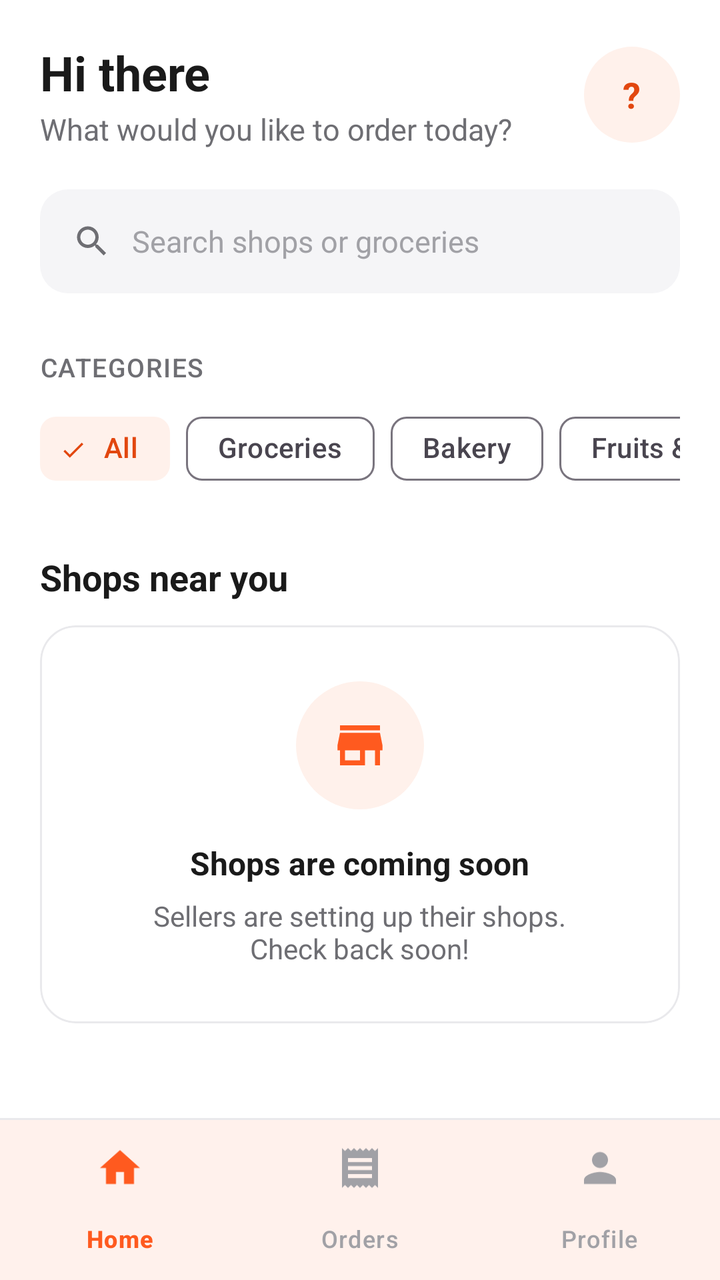
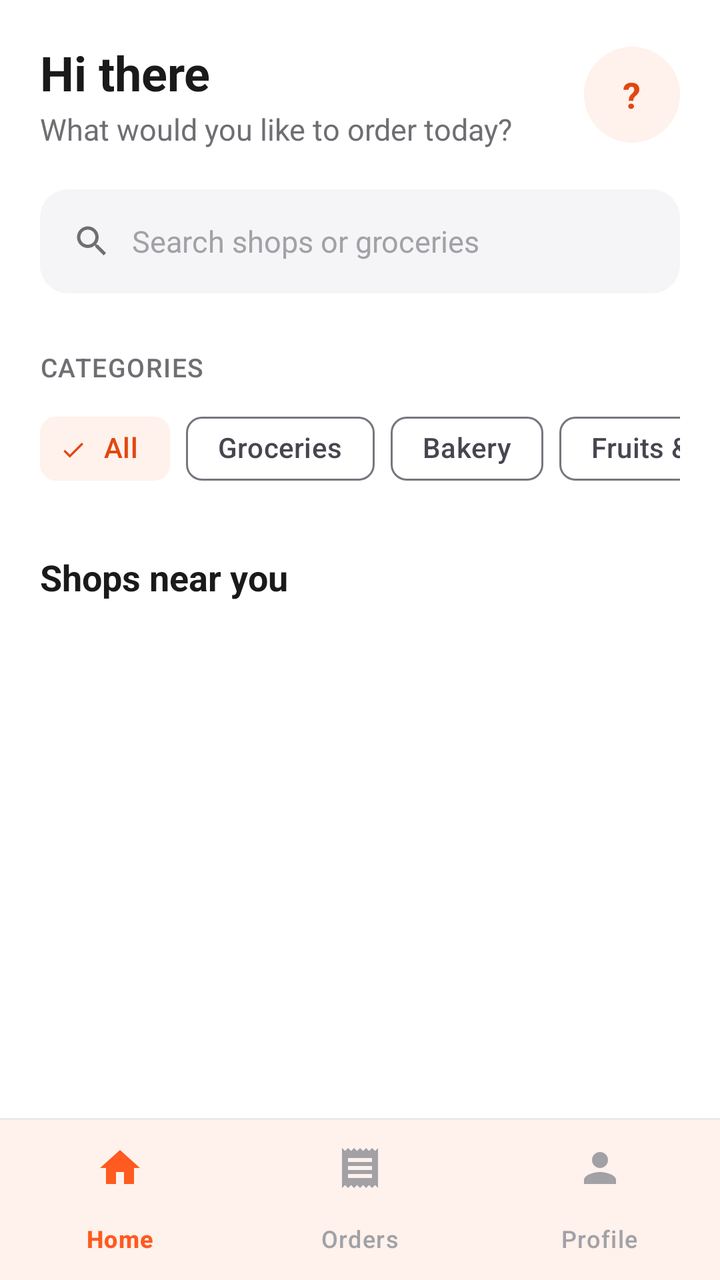

Two renders of the same Android screen: before a commit and after it. Below are the layout's source before the change and the commit's diff.
<!-- AndroidManifest.xml: application theme Theme.SignalingFoodApp -->
<!-- res/layout/activity_buyer_home.xml -->
<?xml version="1.0" encoding="utf-8"?>
<LinearLayout xmlns:android="http://schemas.android.com/apk/res/android"
    xmlns:app="http://schemas.android.com/apk/res-auto"
    android:layout_width="match_parent"
    android:layout_height="match_parent"
    android:background="@color/background"
    android:fitsSystemWindows="true"
    android:orientation="vertical">

    <ScrollView
        android:layout_width="match_parent"
        android:layout_height="0dp"
        android:layout_weight="1">

        <LinearLayout
            android:layout_width="match_parent"
            android:layout_height="wrap_content"
            android:orientation="vertical"
            android:paddingHorizontal="20dp"
            android:paddingTop="20dp"
            android:paddingBottom="24dp">

            
            <LinearLayout
                android:layout_width="match_parent"
                android:layout_height="wrap_content"
                android:gravity="center_vertical"
                android:orientation="horizontal">

                <LinearLayout
                    android:layout_width="0dp"
                    android:layout_height="wrap_content"
                    android:layout_weight="1"
                    android:orientation="vertical">

                    <TextView
                        android:id="@+id/tvGreeting"
                        android:layout_width="wrap_content"
                        android:layout_height="wrap_content"
                        android:text="Hi there"
                        android:textColor="@color/text_primary"
                        android:textSize="24sp"
                        android:textStyle="bold" />

                    <TextView
                        style="@style/Text.Subtitle"
                        android:layout_width="wrap_content"
                        android:layout_height="wrap_content"
                        android:layout_marginTop="2dp"
                        android:text="What would you like to order today?" />
                </LinearLayout>

                
                <FrameLayout
                    android:id="@+id/avatarButton"
                    android:layout_width="48dp"
                    android:layout_height="48dp"
                    android:background="@drawable/bg_circle_soft"
                    android:clickable="true"
                    android:focusable="true"
                    android:foreground="?attr/selectableItemBackgroundBorderless">

                    <TextView
                        android:id="@+id/tvAvatarInitial"
                        android:layout_width="wrap_content"
                        android:layout_height="wrap_content"
                        android:layout_gravity="center"
                        android:text="?"
                        android:textColor="@color/brand_dark"
                        android:textSize="18sp"
                        android:textStyle="bold" />
                </FrameLayout>
            </LinearLayout>

            
            <LinearLayout
                android:id="@+id/searchBar"
                android:layout_width="match_parent"
                android:layout_height="52dp"
                android:layout_marginTop="20dp"
                android:background="@drawable/bg_search"
                android:clickable="true"
                android:focusable="true"
                android:gravity="center_vertical"
                android:orientation="horizontal"
                android:paddingHorizontal="16dp">

                <ImageView
                    android:layout_width="20dp"
                    android:layout_height="20dp"
                    android:contentDescription="@null"
                    android:src="@drawable/ic_search"
                    app:tint="@color/text_secondary" />

                <TextView
                    android:layout_width="wrap_content"
                    android:layout_height="wrap_content"
                    android:layout_marginStart="10dp"
                    android:text="Search shops or groceries"
                    android:textColor="@color/text_hint"
                    android:textSize="15sp" />
            </LinearLayout>

            
            <TextView
                style="@style/Text.Section"
                android:layout_width="wrap_content"
                android:layout_height="wrap_content"
                android:layout_marginTop="28dp"
                android:text="CATEGORIES" />

            <HorizontalScrollView
                android:layout_width="match_parent"
                android:layout_height="wrap_content"
                android:layout_marginTop="8dp"
                android:clipToPadding="false"
                android:scrollbars="none">

                <com.google.android.material.chip.ChipGroup
                    android:id="@+id/chipGroupCategories"
                    android:layout_width="wrap_content"
                    android:layout_height="wrap_content"
                    app:selectionRequired="true"
                    app:singleLine="true"
                    app:singleSelection="true">

                    <com.google.android.material.chip.Chip
                        style="@style/Widget.Material3.Chip.Filter"
                        android:layout_width="wrap_content"
                        android:layout_height="wrap_content"
                        android:checked="true"
                        android:text="All" />

                    <com.google.android.material.chip.Chip
                        style="@style/Widget.Material3.Chip.Filter"
                        android:layout_width="wrap_content"
                        android:layout_height="wrap_content"
                        android:text="Groceries" />

                    <com.google.android.material.chip.Chip
                        style="@style/Widget.Material3.Chip.Filter"
                        android:layout_width="wrap_content"
                        android:layout_height="wrap_content"
                        android:text="Bakery" />

                    <com.google.android.material.chip.Chip
                        style="@style/Widget.Material3.Chip.Filter"
                        android:layout_width="wrap_content"
                        android:layout_height="wrap_content"
                        android:text="Fruits &amp; Veg" />

                    <com.google.android.material.chip.Chip
                        style="@style/Widget.Material3.Chip.Filter"
                        android:layout_width="wrap_content"
                        android:layout_height="wrap_content"
                        android:text="Drinks" />

                    <com.google.android.material.chip.Chip
                        style="@style/Widget.Material3.Chip.Filter"
                        android:layout_width="wrap_content"
                        android:layout_height="wrap_content"
                        android:text="Snacks" />
                </com.google.android.material.chip.ChipGroup>
            </HorizontalScrollView>

            
            <TextView
                android:layout_width="wrap_content"
                android:layout_height="wrap_content"
                android:layout_marginTop="28dp"
                android:text="Shops near you"
                android:textColor="@color/text_primary"
                android:textSize="18sp"
                android:textStyle="bold" />

            
            <com.google.android.material.card.MaterialCardView
                android:layout_width="match_parent"
                android:layout_height="wrap_content"
                android:layout_marginTop="12dp"
                app:cardBackgroundColor="@color/background"
                app:cardCornerRadius="18dp"
                app:cardElevation="0dp"
                app:strokeColor="@color/divider"
                app:strokeWidth="1dp">

                <LinearLayout
                    android:layout_width="match_parent"
                    android:layout_height="wrap_content"
                    android:gravity="center_horizontal"
                    android:orientation="vertical"
                    android:padding="28dp">

                    <FrameLayout
                        android:layout_width="64dp"
                        android:layout_height="64dp"
                        android:background="@drawable/bg_circle_soft">

                        <ImageView
                            android:layout_width="30dp"
                            android:layout_height="30dp"
                            android:layout_gravity="center"
                            android:contentDescription="@null"
                            android:src="@drawable/ic_store"
                            app:tint="@color/brand" />
                    </FrameLayout>

                    <TextView
                        android:layout_width="wrap_content"
                        android:layout_height="wrap_content"
                        android:layout_marginTop="16dp"
                        android:text="Shops are coming soon"
                        android:textColor="@color/text_primary"
                        android:textSize="16sp"
                        android:textStyle="bold" />

                    <TextView
                        android:layout_width="wrap_content"
                        android:layout_height="wrap_content"
                        android:layout_marginTop="6dp"
                        android:gravity="center"
                        android:text="Sellers are setting up their shops.\nCheck back soon!"
                        android:textColor="@color/text_secondary"
                        android:textSize="14sp" />
                </LinearLayout>
            </com.google.android.material.card.MaterialCardView>
        </LinearLayout>
    </ScrollView>

    
    <View
        android:layout_width="match_parent"
        android:layout_height="1dp"
        android:background="@color/divider" />

    <com.google.android.material.bottomnavigation.BottomNavigationView
        android:id="@+id/bottomNav"
        android:layout_width="match_parent"
        android:layout_height="wrap_content"
        android:background="@color/background"
        app:itemIconTint="@color/bottom_nav_item"
        app:itemTextColor="@color/bottom_nav_item"
        app:labelVisibilityMode="labeled"
        app:menu="@menu/menu_buyer_bottom" />
</LinearLayout>
<!-- resources referenced by this layout -->
<resources>
  <color name="background">#FFFFFF</color>
  <color name="brand">#FF5A1F</color>
  <color name="brand_dark">#E2470F</color>
  <color name="divider">#E9E9EC</color>
  <color name="text_hint">#A1A1A6</color>
  <color name="text_primary">#1A1A1A</color>
  <color name="text_secondary">#6E6E73</color>
  <!-- drawable bg_circle_soft (drawable) -->
  <?xml version="1.0" encoding="utf-8"?>
  <shape xmlns:android="http://schemas.android.com/apk/res/android"
      android:shape="oval">
      <solid android:color="@color/brand_soft" />
  </shape>
  <!-- drawable bg_search (drawable) -->
  <?xml version="1.0" encoding="utf-8"?>
  <shape xmlns:android="http://schemas.android.com/apk/res/android"
      android:shape="rectangle">
      <solid android:color="@color/surface" />
      <corners android:radius="14dp" />
  </shape>
  <!-- drawable ic_search (drawable) -->
  <?xml version="1.0" encoding="utf-8"?>
  <vector xmlns:android="http://schemas.android.com/apk/res/android"
      android:width="24dp"
      android:height="24dp"
      android:viewportWidth="24"
      android:viewportHeight="24">
      <path
          android:fillColor="#FF000000"
          android:pathData="M15.5,14h-0.79l-0.28,-0.27C15.41,12.59 16,11.11 16,9.5 16,5.91 13.09,3 9.5,3S3,5.91 3,9.5 5.91,16 9.5,16c1.61,0 3.09,-0.59 4.23,-1.57l0.27,0.28v0.79l5,4.99L20.49,19l-4.99,-5zM9.5,14C7.01,14 5,11.99 5,9.5S7.01,5 9.5,5 14,7.01 14,9.5 11.99,14 9.5,14z" />
  </vector>
  <!-- drawable ic_store (drawable) -->
  <?xml version="1.0" encoding="utf-8"?>
  <vector xmlns:android="http://schemas.android.com/apk/res/android"
      android:width="24dp"
      android:height="24dp"
      android:viewportWidth="24"
      android:viewportHeight="24">
      <path
          android:fillColor="#FF000000"
          android:pathData="M20,4H4v2h16V4zM21,14v-2l-1,-5H4l-1,5v2h1v6h10v-6h4v6h2v-6H21zM12,18H6v-4h6V18z" />
  </vector>
  <style name="Text.Section">
          <item name="android:textSize">13sp</item>
          <item name="android:textColor">@color/text_secondary</item>
          <item name="android:fontFamily">sans-serif-medium</item>
          <item name="android:letterSpacing">0.04</item>
      </style>
  <style name="Text.Subtitle">
          <item name="android:textSize">15sp</item>
          <item name="android:textColor">@color/text_secondary</item>
          <item name="android:lineSpacingExtra">2dp</item>
      </style>
  <style name="Theme.SignalingFoodApp" parent="Base.Theme.SignalingFoodApp" />
  <color name="brand_soft">#FFF1EB</color>
  <color name="surface">#F5F5F7</color>
  <color name="white">#FFFFFFFF</color>
  <color name="error">#D93025</color>
  <style name="Widget.App.Button" parent="Widget.Material3.Button">
          <item name="android:minHeight">56dp</item>
          <item name="android:insetTop">0dp</item>
          <item name="android:insetBottom">0dp</item>
          <item name="android:textSize">16sp</item>
          <item name="android:textAllCaps">false</item>
          <item name="android:fontFamily">sans-serif-medium</item>
          <item name="cornerRadius">14dp</item>
      </style>
  <style name="Widget.App.TextInput" parent="Widget.Material3.TextInputLayout.OutlinedBox">
          <item name="boxCornerRadiusTopStart">14dp</item>
          <item name="boxCornerRadiusTopEnd">14dp</item>
          <item name="boxCornerRadiusBottomStart">14dp</item>
          <item name="boxCornerRadiusBottomEnd">14dp</item>
          <item name="boxStrokeColor">@color/input_stroke</item>
          <item name="boxStrokeWidth">1dp</item>
          <item name="boxStrokeWidthFocused">2dp</item>
          <item name="hintTextColor">@color/brand</item>
          <item name="boxBackgroundColor">@color/background</item>
      </style>
  <!-- unchanged entries left out for length: 1 -->
</resources>

<!-- the commit's change to res/layout/activity_buyer_home.xml (unified diff, before → after) -->
@@ -1,6 +1,7 @@
 <?xml version="1.0" encoding="utf-8"?>
 <LinearLayout xmlns:android="http://schemas.android.com/apk/res/android"
     xmlns:app="http://schemas.android.com/apk/res-auto"
+    xmlns:tools="http://schemas.android.com/tools"
     android:layout_width="match_parent"
     android:layout_height="match_parent"
     android:background="@color/background"
@@ -174,10 +175,33 @@
                 android:textStyle="bold" />
 
             
+            <ProgressBar
+                android:id="@+id/progressShops"
+                android:layout_width="wrap_content"
+                android:layout_height="wrap_content"
+                android:layout_gravity="center_horizontal"
+                android:layout_marginTop="24dp" />
+
+            
+            <androidx.recyclerview.widget.RecyclerView
+                android:id="@+id/rvShops"
+                android:layout_width="match_parent"
+                android:layout_height="wrap_content"
+                android:layout_marginHorizontal="-6dp"
+                android:layout_marginTop="6dp"
+                android:nestedScrollingEnabled="false"
+                app:layoutManager="androidx.recyclerview.widget.GridLayoutManager"
+                app:spanCount="2"
+                tools:itemCount="4"
+                tools:listitem="@layout/item_shop" />
+
+            
             <com.google.android.material.card.MaterialCardView
+                android:id="@+id/cardEmptyShops"
                 android:layout_width="match_parent"
                 android:layout_height="wrap_content"
                 android:layout_marginTop="12dp"
+                android:visibility="gone"
                 app:cardBackgroundColor="@color/background"
                 app:cardCornerRadius="18dp"
                 app:cardElevation="0dp"
@@ -209,7 +233,7 @@
                         android:layout_width="wrap_content"
                         android:layout_height="wrap_content"
                         android:layout_marginTop="16dp"
-                        android:text="Shops are coming soon"
+                        android:text="No shops yet"
                         android:textColor="@color/text_primary"
                         android:textSize="16sp"
                         android:textStyle="bold" />
@@ -243,3 +267,79 @@
         app:labelVisibilityMode="labeled"
         app:menu="@menu/menu_buyer_bottom" />
 </LinearLayout>
+<!-- res/layout/item_shop.xml (included above) -->
+<?xml version="1.0" encoding="utf-8"?>
+<com.google.android.material.card.MaterialCardView xmlns:android="http://schemas.android.com/apk/res/android"
+    xmlns:app="http://schemas.android.com/apk/res-auto"
+    android:layout_width="match_parent"
+    android:layout_height="wrap_content"
+    android:layout_margin="6dp"
+    android:clickable="true"
+    android:focusable="true"
+    app:cardBackgroundColor="@color/background"
+    app:cardCornerRadius="18dp"
+    app:cardElevation="0dp"
+    app:strokeColor="@color/divider"
+    app:strokeWidth="1dp">
+
+    <LinearLayout
+        android:layout_width="match_parent"
+        android:layout_height="wrap_content"
+        android:orientation="vertical">
+
+        
+        <FrameLayout
+            android:layout_width="match_parent"
+            android:layout_height="112dp"
+            android:background="@color/brand_soft">
+
+            <TextView
+                android:id="@+id/tvShopInitial"
+                android:layout_width="match_parent"
+                android:layout_height="match_parent"
+                android:gravity="center"
+                android:text="?"
+                android:textColor="@color/brand_dark"
+                android:textSize="36sp"
+                android:textStyle="bold" />
+
+            <ImageView
+                android:id="@+id/ivShopPhoto"
+                android:layout_width="match_parent"
+                android:layout_height="match_parent"
+                android:contentDescription="Shop photo"
+                android:scaleType="centerCrop" />
+        </FrameLayout>
+
+        <LinearLayout
+            android:layout_width="match_parent"
+            android:layout_height="wrap_content"
+            android:orientation="vertical"
+            android:paddingHorizontal="12dp"
+            android:paddingTop="10dp"
+            android:paddingBottom="12dp">
+
+            <TextView
+                android:id="@+id/tvShopName"
+                android:layout_width="match_parent"
+                android:layout_height="wrap_content"
+                android:ellipsize="end"
+                android:maxLines="1"
+                android:text="Shop name"
+                android:textColor="@color/text_primary"
+                android:textSize="15sp"
+                android:textStyle="bold" />
+
+            <TextView
+                android:id="@+id/tvShopOwner"
+                android:layout_width="match_parent"
+                android:layout_height="wrap_content"
+                android:layout_marginTop="2dp"
+                android:ellipsize="end"
+                android:maxLines="1"
+                android:text="by Owner"
+                android:textColor="@color/text_secondary"
+                android:textSize="12sp" />
+        </LinearLayout>
+    </LinearLayout>
+</com.google.android.material.card.MaterialCardView>
